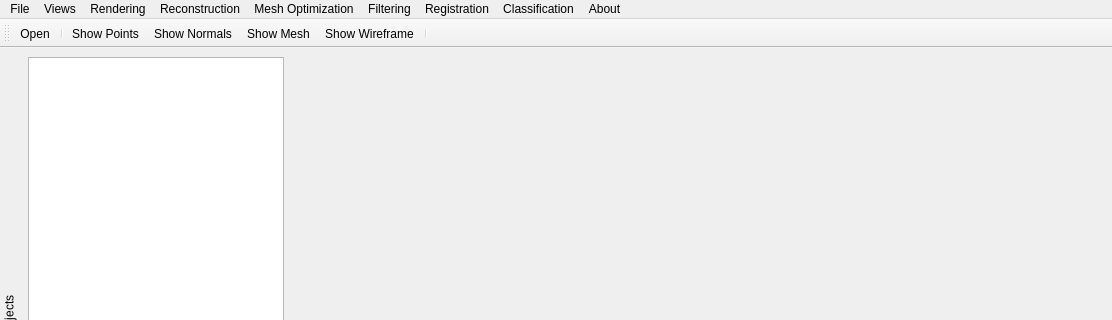
This is src/tools/viewer/ui/LVRMainWindowUI.ui in uos/lvr2 as Qt 5 draws it before an edit; both pictures show x 0 to 1112 and y 0 to 320 of the 1112 by 847 pixel window. The edited form follows.
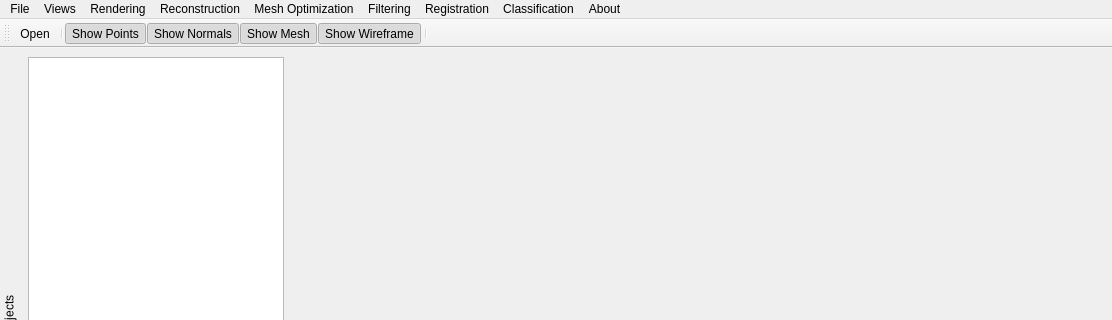
This is the edited form. Icons and pictures are not drawn. Custom widgets are drawn as their Qt base class.

Patch:
```diff
--- a/src/tools/viewer/ui/LVRMainWindowUI.ui
+++ b/src/tools/viewer/ui/LVRMainWindowUI.ui
@@ -708,6 +708,12 @@
    </property>
   </action>
   <action name="actionShow_Points">
+   <property name="checkable">
+    <bool>true</bool>
+   </property>
+   <property name="checked">
+    <bool>true</bool>
+   </property>
    <property name="icon">
     <iconset resource="../res/viewer.qrc">
      <normaloff>:/qv_fog.png</normaloff>:/qv_fog.png</iconset>
@@ -717,6 +723,12 @@
    </property>
   </action>
   <action name="actionShow_Wireframe">
+   <property name="checkable">
+    <bool>true</bool>
+   </property>
+   <property name="checked">
+    <bool>true</bool>
+   </property>
    <property name="icon">
     <iconset resource="../res/viewer.qrc">
      <normaloff>:/qv_wireframe.png</normaloff>:/qv_wireframe.png</iconset>
@@ -726,6 +738,12 @@
    </property>
   </action>
   <action name="actionShow_Normals">
+   <property name="checkable">
+    <bool>true</bool>
+   </property>
+   <property name="checked">
+    <bool>true</bool>
+   </property>
    <property name="icon">
     <iconset resource="../res/viewer.qrc">
      <normaloff>:/qv_pointNormals.png</normaloff>:/qv_pointNormals.png</iconset>
@@ -735,6 +753,12 @@
    </property>
   </action>
   <action name="actionShow_Mesh">
+   <property name="checkable">
+    <bool>true</bool>
+   </property>
+   <property name="checked">
+    <bool>true</bool>
+   </property>
    <property name="icon">
     <iconset resource="../res/viewer.qrc">
      <normaloff>:/qv_surfaces.png</normaloff>:/qv_surfaces.png</iconset>
```
Left out of the diff: 10 changed lines with no effect on the pictures.
